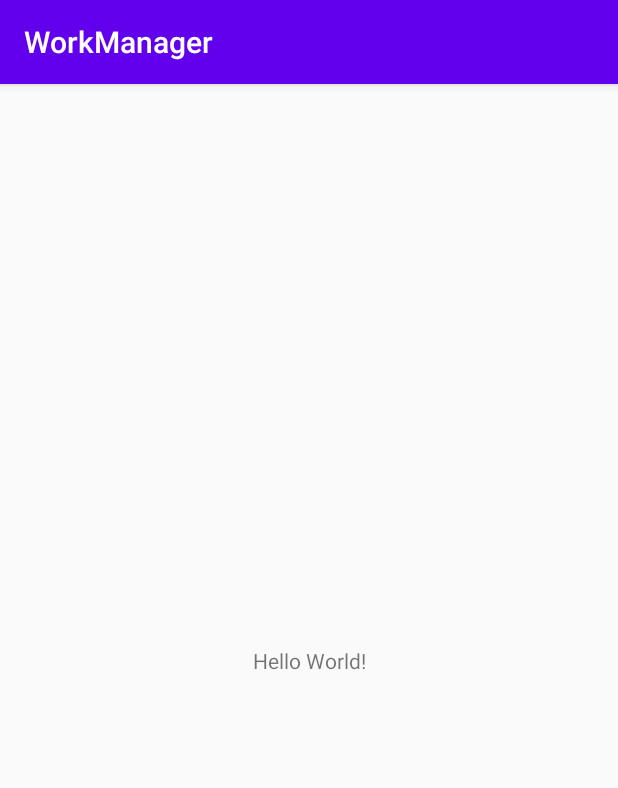
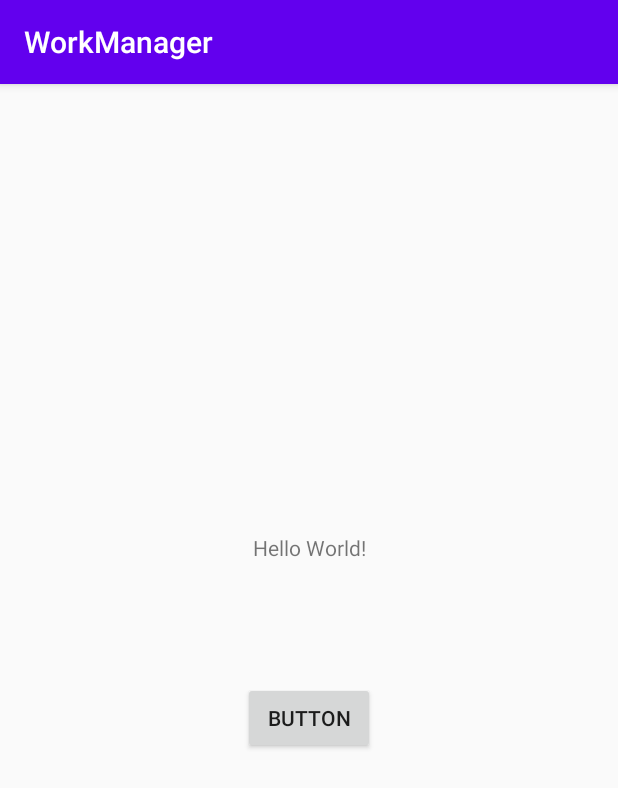
Before and after one commit to SoloFriend/KotlinDemo, an Android app: the screen it shows after launch (MainActivity), on a phone screen of 412 x 824 dp. Shown: the top 788 px of the screen. Run offline under Robolectric (Android 15) with nearby library versions, the phone set to English and light mode, and no system bars; 2 statements that could not run were skipped.

```diff
--- a/workmanager/src/main/java/com/syt/workmanager/MainActivity.kt
+++ b/workmanager/src/main/java/com/syt/workmanager/MainActivity.kt
@@ -2,16 +2,22 @@ package com.syt.workmanager
 
 import androidx.appcompat.app.AppCompatActivity
 import android.os.Bundle
-import androidx.work.OneTimeWorkRequestBuilder
-import androidx.work.WorkManager
+import androidx.work.*
+import kotlinx.android.synthetic.main.activity_main.*
 
 class MainActivity : AppCompatActivity() {
 
     override fun onCreate(savedInstanceState: Bundle?) {
         super.onCreate(savedInstanceState)
         setContentView(R.layout.activity_main)
-        val workManager = WorkManager.getInstance(this)
-        val workRequest = OneTimeWorkRequestBuilder<TestWorker>().build()
-        workManager.enqueue(workRequest)
+        val workManager = WorkManager.getInstance(applicationContext)
+        val workRequest1 = OneTimeWorkRequestBuilder<TestWorker>().build()
+        button.setOnClickListener {
+            workManager.enqueue(workRequest1)
+        }
+
+        workManager.getWorkInfoByIdLiveData(workRequest1.id).observe(this) {
+            textView.text = it.state.toString()
+        }
     }
 }
--- a/workmanager/src/main/res/layout/activity_main.xml
+++ b/workmanager/src/main/res/layout/activity_main.xml
@@ -7,12 +7,25 @@
     tools:context=".MainActivity">
 
     <TextView
+        android:id="@+id/textView"
         android:layout_width="wrap_content"
         android:layout_height="wrap_content"
         android:text="Hello World!"
         app:layout_constraintBottom_toBottomOf="parent"
         app:layout_constraintLeft_toLeftOf="parent"
         app:layout_constraintRight_toRightOf="parent"
-        app:layout_constraintTop_toTopOf="parent" />
+        app:layout_constraintTop_toTopOf="parent"
+        app:layout_constraintVertical_bias="0.4" />
+
+    <Button
+        android:id="@+id/button"
+        android:layout_width="wrap_content"
+        android:layout_height="wrap_content"
+        android:text="Button"
+        app:layout_constraintBottom_toBottomOf="parent"
+        app:layout_constraintEnd_toEndOf="parent"
+        app:layout_constraintStart_toStartOf="parent"
+        app:layout_constraintTop_toBottomOf="@+id/textView"
+        app:layout_constraintVertical_bias="0.2" />
 
 </androidx.constraintlayout.widget.ConstraintLayout>
```
